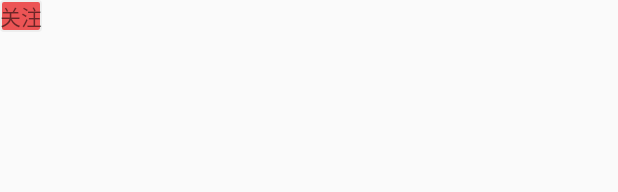
After one commit to jason0539/StudyAndroid, an Android app: the layout activity_textview.xml on its own in the app's theme, with its tools: preview values and no code run, on a phone screen of 412 x 824 dp. The commit adds this screen. Shown: the top 192 px of the screen. Run offline under Robolectric (Android 15) with nearby library versions, the phone set to English and light mode, and no system bars.

Commit message:
feature：textview自定义样式

```diff
--- a/app/src/main/AndroidManifest.xml
+++ b/app/src/main/AndroidManifest.xml
@@ -32,6 +32,7 @@
         <activity android:name=".webview.WebviewActivity"></activity>
         <activity android:name=".demo.ListViewActivity"></activity>
         <activity android:name=".demo.span.SpanDemoActivity"></activity>
+        <activity android:name=".demo.TextViewActivity"></activity>
     </application>
 
 </manifest>
--- a/app/src/main/java/com/jason/workdemo/MainActivity.java
+++ b/app/src/main/java/com/jason/workdemo/MainActivity.java
@@ -15,6 +15,7 @@ import android.widget.TextView;
 import com.jason.workdemo.animation.AnimActivity;
 import com.jason.workdemo.animation.ScrollActivity;
 import com.jason.workdemo.demo.ListViewActivity;
+import com.jason.workdemo.demo.TextViewActivity;
 import com.jason.workdemo.demo.span.SpanDemoActivity;
 import com.jason.workdemo.util.MLog;
 import com.jason.workdemo.view.CustomViewActivity;
@@ -41,6 +42,7 @@ public class MainActivity extends Activity {
         dataList.add(ScrollActivity.class);
         dataList.add(ListViewActivity.class);
         dataList.add(SpanDemoActivity.class);
+        dataList.add(TextViewActivity.class);
         ListAdapter mAdapter = new SimpleAdapter(dataList);
         mListView.setAdapter(mAdapter);
         mListView.setOnItemClickListener(new AdapterView.OnItemClickListener() {
--- /dev/null
+++ b/app/src/main/res/drawable/cor_rec_2_red_stroke.xml
@@ -0,0 +1,11 @@
+<?xml version="1.0" encoding="utf-8"?>
+
+<!--圆角矩形 弧度2-->
+
+<shape xmlns:android="http://schemas.android.com/apk/res/android">
+    <solid android:color="#ec5455"/>
+    <stroke
+        android:width="1dp"
+        android:color="#eeeeee"/>
+    <corners android:radius="2dp"/>
+</shape>
--- /dev/null
+++ b/app/src/main/res/drawable/cor_rec_2_trans.xml
@@ -0,0 +1,11 @@
+<?xml version="1.0" encoding="utf-8"?>
+
+<!--圆角矩形 弧度2-->
+
+<shape xmlns:android="http://schemas.android.com/apk/res/android">
+    <solid android:color="@android:color/transparent"/>
+    <stroke
+        android:width="1dp"
+        android:color="#ffffff"/>
+    <corners android:radius="2dp"/>
+</shape>
--- /dev/null
+++ b/app/src/main/res/drawable/selector_focus.xml
@@ -0,0 +1,5 @@
+<?xml version="1.0" encoding="utf-8"?>
+<selector xmlns:android="http://schemas.android.com/apk/res/android">
+    <item android:drawable="@drawable/cor_rec_2_red_stroke" android:state_selected="false" />
+    <item android:drawable="@drawable/cor_rec_2_trans" android:state_selected="true" />
+</selector>
--- /dev/null
+++ b/app/src/main/res/layout/activity_textview.xml
@@ -0,0 +1,13 @@
+<?xml version="1.0" encoding="utf-8"?>
+<LinearLayout xmlns:android="http://schemas.android.com/apk/res/android"
+              android:layout_width="match_parent"
+              android:layout_height="match_parent"
+              android:orientation="vertical">
+
+    <TextView
+        android:id="@+id/tv_textview_demo"
+        android:layout_width="wrap_content"
+        android:layout_height="wrap_content"
+        android:background="@drawable/selector_focus"
+        android:text="关注"/>
+</LinearLayout>
```
Also changed, not shown: app/src/main/java/com/jason/workdemo/demo/TextViewActivity.java (added, +35 -0 lines).
